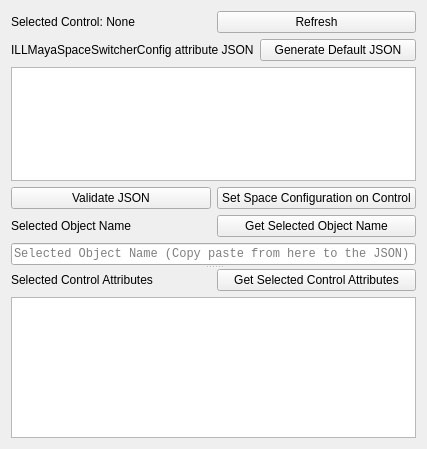
First picture: the form in ILLMayaSpaceSwitcherConfiguration.ui, repository ill/ILLMayaSpaceSwitcher, before the edit.
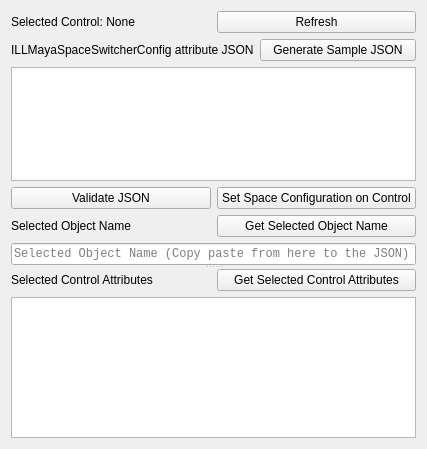
Second picture: the form after the edit.

Patch:
```diff
--- a/ILLMayaSpaceSwitcherConfiguration.ui
+++ b/ILLMayaSpaceSwitcherConfiguration.ui
@@ -51,7 +51,7 @@
          <item>
           <widget class="QPushButton" name="btn_generateDefaultJsonContents">
            <property name="text">
-            <string>Generate Default JSON</string>
+            <string>Generate Sample JSON</string>
            </property>
           </widget>
          </item>
```
